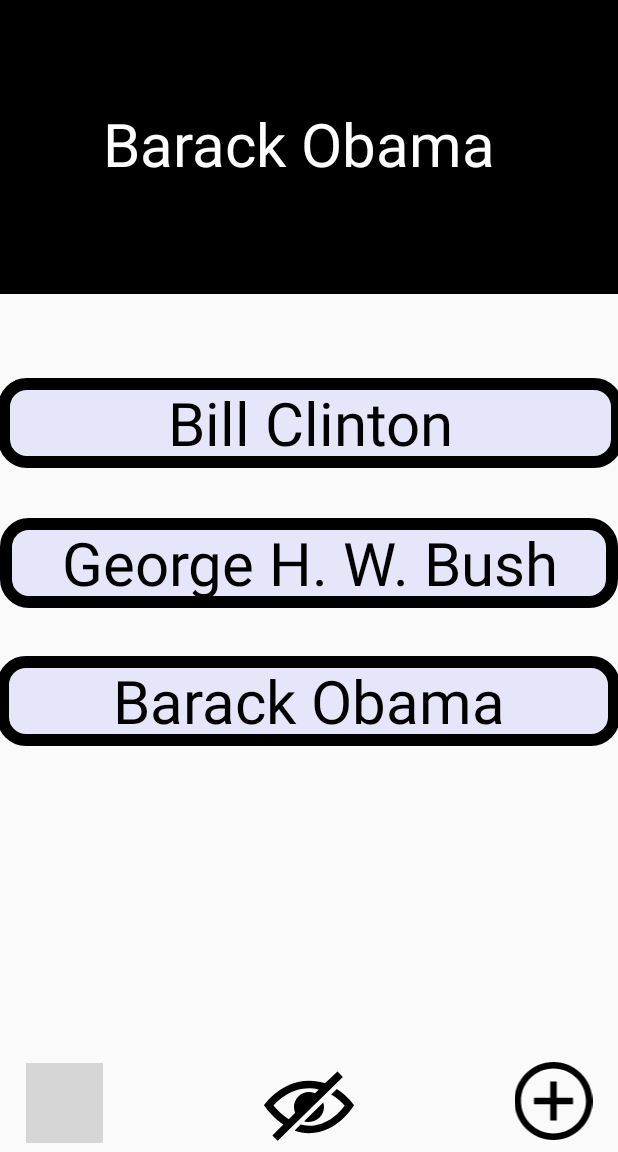
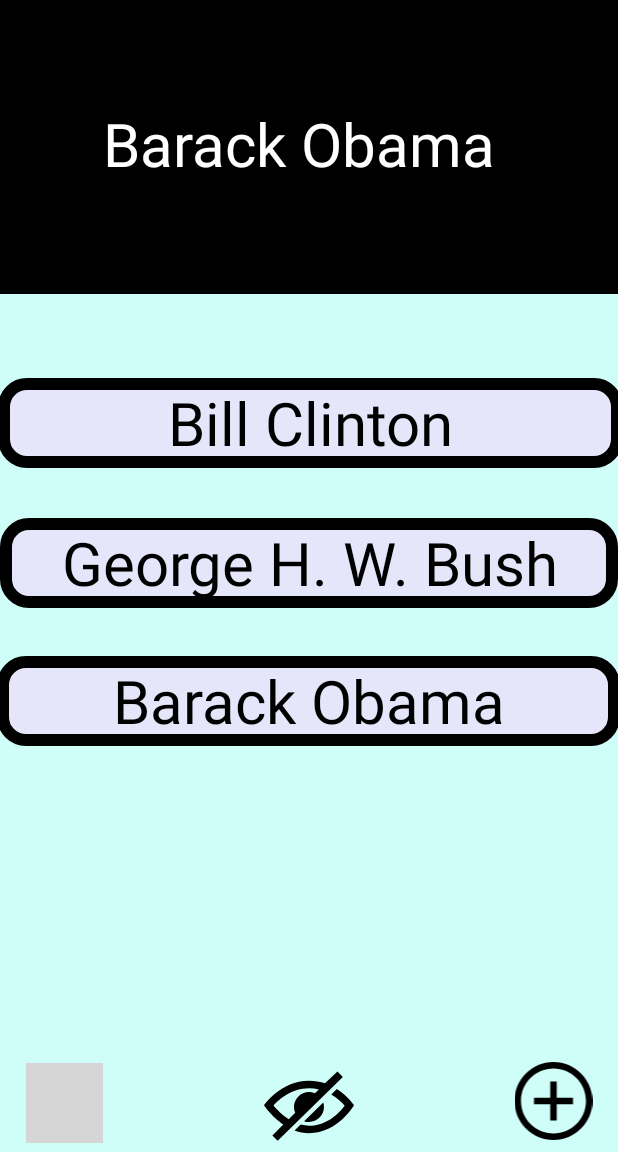
Before and after one commit to tranthai09/CodePathLab01, an Android app: the screen it shows after launch (MainActivity), after a tap on an icon or button, on a phone screen of 412 x 824 dp, the part 84-1236 px from its top. Run offline under Robolectric (Android 15) with nearby library versions, the phone set to English and light mode, and no system bars; grey boxes are pictures that could not be loaded.

Commit message:
Added colors and multiple answers feature and background colors

```diff
--- a/FlashRev/app/src/main/java/com/example/flashrev/MainActivity.java
+++ b/FlashRev/app/src/main/java/com/example/flashrev/MainActivity.java
@@ -39,7 +39,6 @@ public class MainActivity extends AppCompatActivity {
             @Override
             public void onClick(View v) {
                 findViewById(R.id.flashcard_answer1).setBackgroundColor(getResources().getColor(R.color.red));
-                findViewById(R.id.flashcard_correctAnswer).setBackgroundColor(getResources().getColor(R.color.lightGreen));
             }
         });
 
@@ -47,7 +46,6 @@ public class MainActivity extends AppCompatActivity {
             @Override
             public void onClick(View v) {
                 findViewById(R.id.flashcard_answer2).setBackgroundColor(getResources().getColor(R.color.red));
-                findViewById(R.id.flashcard_correctAnswer).setBackgroundColor(getResources().getColor(R.color.lightGreen));
             }
         });
 
--- a/FlashRev/app/src/main/res/drawable/card_background.xml
+++ b/FlashRev/app/src/main/res/drawable/card_background.xml
@@ -2,6 +2,6 @@
 <shape xmlns:android="http://schemas.android.com/apk/res/android"
     android:shape="rectangle">
     <corners android:radius="8dp" />
-    <stroke android:color="#ee0000" android:width="8dp" />
-    <solid android:color="#fdd3c9" />
+    <stroke android:color="#006666" android:width="8dp" />
+    <solid android:color="#d3ffce" />
 </shape>
--- a/FlashRev/app/src/main/res/layout/activity_add_card.xml
+++ b/FlashRev/app/src/main/res/layout/activity_add_card.xml
@@ -4,7 +4,8 @@
     xmlns:tools="http://schemas.android.com/tools"
     android:layout_width="match_parent"
     android:layout_height="match_parent"
-    tools:context=".AddCardActivity">
+    tools:context=".AddCardActivity"
+    android:background="@color/pastelPink">
 
     <ImageView
         android:id="@+id/cancelBtn"
--- a/FlashRev/app/src/main/res/layout/activity_main.xml
+++ b/FlashRev/app/src/main/res/layout/activity_main.xml
@@ -4,20 +4,20 @@
     xmlns:tools="http://schemas.android.com/tools"
     android:layout_width="match_parent"
     android:layout_height="match_parent"
-    tools:context=".MainActivity">
+    tools:context=".MainActivity"
+    android:background="@color/pastelBlue">
 
     <TextView
         android:id="@+id/flashcard_question"
         android:layout_width="match_parent"
         android:layout_height="200dp"
-        android:layout_alignParentStart="true"
         android:layout_alignParentTop="true"
+        android:background="@drawable/card_background"
+        android:elevation="5dp"
         android:gravity="center"
         android:text="Who is the 44th President of the\n United States?"
-        android:textSize="40sp"
         android:textColor="#000000"
-        android:background="@drawable/card_background"
-        android:elevation="5dp"/>
+        android:textSize="40sp" />
 
     <TextView
         android:id="@+id/flashcard_answer"
--- a/FlashRev/app/src/main/res/values/colors.xml
+++ b/FlashRev/app/src/main/res/values/colors.xml
@@ -7,6 +7,10 @@
     <color name="peach">#fdd3c9</color>
     <color name="lightGreen">#bada55</color>
     <color name="purple">#6c78d8</color>
-    <color name="lavendar">#e6e6fa</color>
+    <color name="lavender">#e6e6fa</color>
     <color name="pastelGreen">#dcedc1</color>
+    <color name="pastelBlue">#cffdf8</color>
+    <color name="blueGreen">#d3ffce</color>
+    <color name="pastelPink">#ffe5e2</color>
+
 </resources>
```
